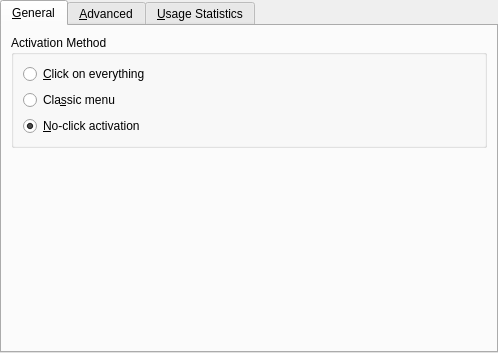
Above: applets/lancelot/app/src/ui/LancelotConfigBase.ui from KDE/kdeplasma-addons before the change. Below: the same form after it.
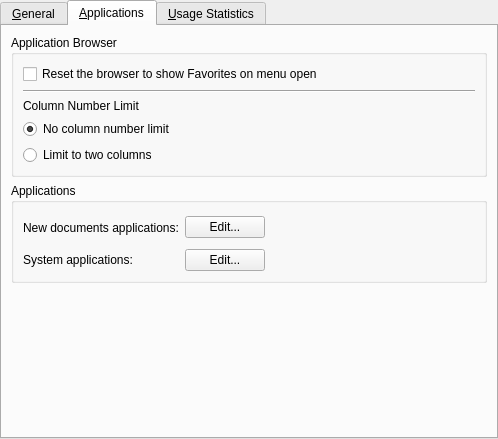
That is the form after the change.

Commit message: Configuration of NewDocuments and SystemServices

Diff of the .ui file:
```diff
--- a/applets/lancelot/app/src/ui/LancelotConfigBase.ui
+++ b/applets/lancelot/app/src/ui/LancelotConfigBase.ui
@@ -7,7 +7,7 @@
     <x>0</x>
     <y>0</y>
     <width>495</width>
-    <height>353</height>
+    <height>439</height>
    </rect>
   </property>
   <layout class="QHBoxLayout" name="horizontalLayout">
@@ -17,7 +17,7 @@
    <item>
     <widget class="QTabWidget" name="tabWidget">
      <property name="currentIndex">
-      <number>0</number>
+      <number>1</number>
      </property>
      <widget class="QWidget" name="tabGeneral">
       <attribute name="title">
@@ -67,26 +67,6 @@
         </widget>
        </item>
        <item>
-        <spacer name="verticalSpacer">
-         <property name="orientation">
-          <enum>Qt::Vertical</enum>
-         </property>
-         <property name="sizeHint" stdset="0">
-          <size>
-           <width>20</width>
-           <height>238</height>
-          </size>
-         </property>
-        </spacer>
-       </item>
-      </layout>
-     </widget>
-     <widget class="QWidget" name="tabAdvanced">
-      <attribute name="title">
-       <string>&amp;Advanced</string>
-      </attribute>
-      <layout class="QVBoxLayout" name="verticalLayout">
-       <item>
         <widget class="QGroupBox" name="groupSystemActions">
          <property name="title">
           <string>System Actions</string>
@@ -127,6 +107,26 @@
         </widget>
        </item>
        <item>
+        <spacer name="verticalSpacer">
+         <property name="orientation">
+          <enum>Qt::Vertical</enum>
+         </property>
+         <property name="sizeHint" stdset="0">
+          <size>
+           <width>20</width>
+           <height>238</height>
+          </size>
+         </property>
+        </spacer>
+       </item>
+      </layout>
+     </widget>
+     <widget class="QWidget" name="tabApplications">
+      <attribute name="title">
+       <string>&amp;Applications</string>
+      </attribute>
+      <layout class="QVBoxLayout" name="verticalLayout">
+       <item>
         <widget class="QGroupBox" name="groupAppBrowser">
          <property name="title">
           <string>Application Browser</string>
@@ -173,6 +173,62 @@
          </layout>
         </widget>
        </item>
+       <item>
+        <widget class="QGroupBox" name="groupBox">
+         <property name="minimumSize">
+          <size>
+           <width>0</width>
+           <height>100</height>
+          </size>
+         </property>
+         <property name="title">
+          <string>Applications</string>
+         </property>
+         <layout class="QGridLayout" name="gridLayout_3">
+          <item row="0" column="0" rowspan="2">
+           <widget class="QLabel" name="labelNewDocuments">
+            <property name="text">
+             <string>New documents applications:</string>
+            </property>
+           </widget>
+          </item>
+          <item row="0" column="1" rowspan="2">
+           <widget class="QPushButton" name="buttonNewDocumentsEdit">
+            <property name="text">
+             <string>Edit...</string>
+            </property>
+           </widget>
+          </item>
+          <item row="0" column="2" rowspan="3">
+           <spacer name="horizontalSpacer">
+            <property name="orientation">
+             <enum>Qt::Horizontal</enum>
+            </property>
+            <property name="sizeHint" stdset="0">
+             <size>
+              <width>195</width>
+              <height>55</height>
+             </size>
+            </property>
+           </spacer>
+          </item>
+          <item row="2" column="0">
+           <widget class="QLabel" name="labelSystemApplications">
+            <property name="text">
+             <string>System applications:</string>
+            </property>
+           </widget>
+          </item>
+          <item row="2" column="1">
+           <widget class="QPushButton" name="buttonSystemApplicationsEdit">
+            <property name="text">
+             <string>Edit...</string>
+            </property>
+           </widget>
+          </item>
+         </layout>
+        </widget>
+       </item>
        <item>
         <spacer name="verticalSpacer_2">
          <property name="orientation">
```
The commit also changes 4 other files.
